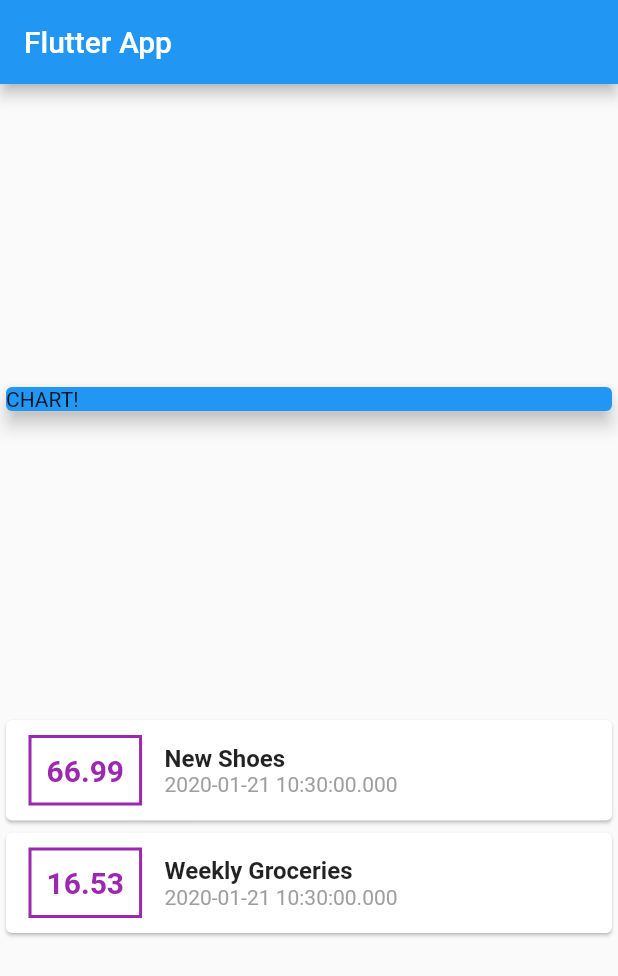
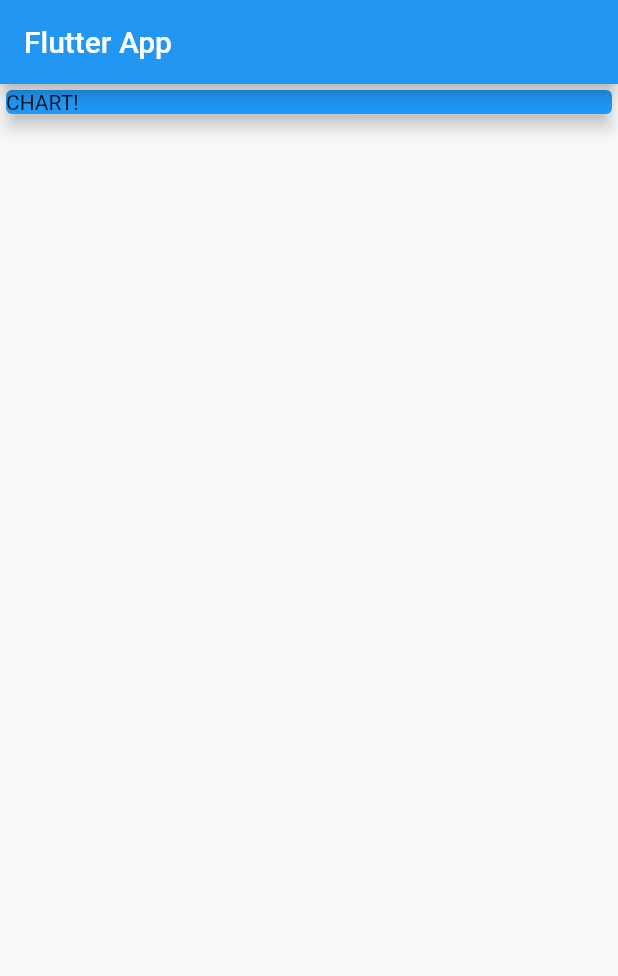
Before and after one commit to AlexPritchin/FlutterSc4App1, a Flutter app: the screen it shows after launch, on a phone screen of 412 x 824 dp. Shown: the top 976 px of the screen. Run offline on Flutter 3.47's test engine with Material 2 defaults, Android fonts, the phone set to English and light mode, and no system bars.

Commit message:
Progress 4

```diff
--- a/lib/main.dart
+++ b/lib/main.dart
@@ -1,5 +1,4 @@
 import 'package:flutter/material.dart';
-import './transaction.dart';
 
 void main() => runApp(MyApp());
 
@@ -14,20 +13,8 @@ class MyApp extends StatelessWidget {
 }
 
 class MyHomePage extends StatelessWidget {
-  final List<Transaction> transactions = [
-    Transaction(
-      id: 't1',
-      title: 'New Shoes',
-      amount: 66.99,
-      date: DateTime.now(),
-    ),
-    Transaction(
-      id: 't2',
-      title: 'Weekly Groceries',
-      amount: 16.53,
-      date: DateTime.now(),
-    ),
-  ];
+  // String titleInput;
+  // String amountInput;
 
   @override
   Widget build(BuildContext context) {
@@ -36,7 +23,7 @@ class MyHomePage extends StatelessWidget {
         title: Text('Flutter App'),
       ),
       body: Column(
-        mainAxisAlignment: MainAxisAlignment.spaceEvenly,
+        // mainAxisAlignment: MainAxisAlignment.spaceEvenly,
         crossAxisAlignment: CrossAxisAlignment.stretch,
         children: <Widget>[
           Container(
@@ -47,55 +34,7 @@ class MyHomePage extends StatelessWidget {
               elevation: 5,
             ),
           ),
-          Column(
-            children: transactions.map((tx) {
-              return Card(
-                child: Row(
-                  children: <Widget>[
-                    Container(
-                      margin: EdgeInsets.symmetric(
-                        vertical: 10,
-                        horizontal: 15,
-                      ),
-                      decoration: BoxDecoration(
-                        border: Border.all(
-                          color: Colors.purple,
-                          width: 2,
-                        ),
-                      ),
-                      padding: EdgeInsets.all(10),
-                      child: Text(
-                        tx.amount.toString(),
-                        style: TextStyle(
-                          fontWeight: FontWeight.bold,
-                          fontSize: 20,
-                          color: Colors.purple,
-                        ),
-                      ),
-                    ),
-                    Column(
-                      crossAxisAlignment: CrossAxisAlignment.start,
-                      children: <Widget>[
-                        Text(
-                          tx.title,
-                          style: TextStyle(
-                            fontSize: 16,
-                            fontWeight: FontWeight.bold,
-                          ),
-                        ),
-                        Text(
-                          tx.date.toString(),
-                          style: TextStyle(
-                            color: Colors.grey,
-                          ),
-                        ),
-                      ],
-                    )
-                  ],
-                ),
-              );
-            }).toList(),
-          ),
+
         ],
       ),
     );
--- a/pubspec.yaml
+++ b/pubspec.yaml
@@ -19,6 +19,7 @@ environment:
 dependencies:
   flutter:
     sdk: flutter
+  intl: ^0.16.1
 
   # The following adds the Cupertino Icons font to your application.
   # Use with the CupertinoIcons class for iOS style icons.
```
Also changed, not shown: lib/widgets/new_transaction.dart (added, +40 -0 lines), lib/widgets/transaction_list.dart (added, +63 -0 lines), lib/widgets/user_transactions.dart (added, +37 -0 lines), lib/models/transaction.dart (renamed from lib/transaction.dart), pubspec.lock, 1 other file.
